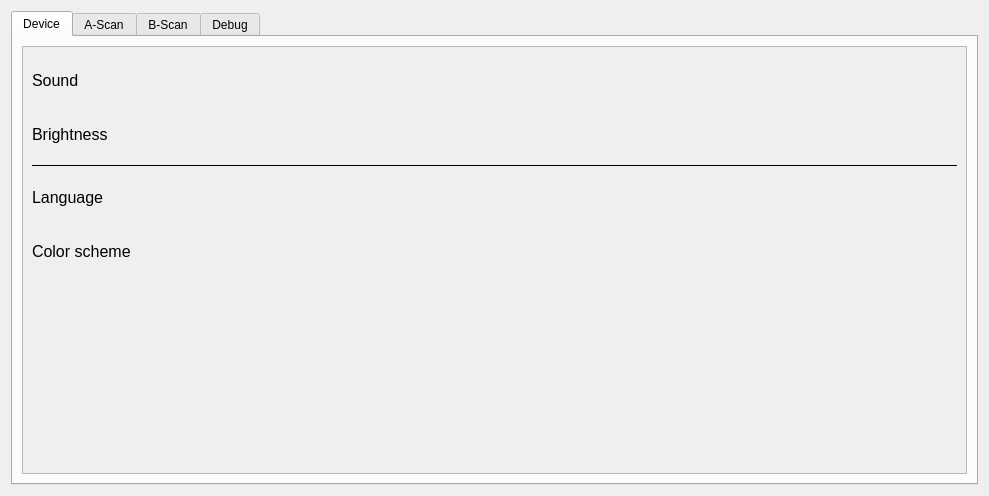
This is ui/optionswidget.ui in dmitry64/av20 as Qt 5 draws it before an edit. The edited form follows.
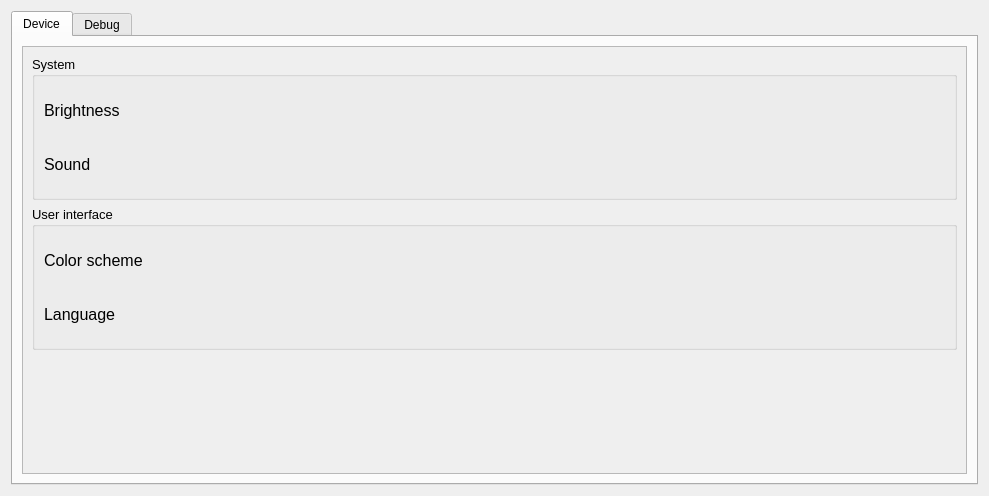
This is the edited form. Icons and pictures are not drawn. Custom widgets are drawn as their Qt base class.

Diff of the .ui file:
```diff
--- a/ui/optionswidget.ui
+++ b/ui/optionswidget.ui
@@ -70,34 +70,16 @@
             </property>
             <layout class="QVBoxLayout" name="verticalLayout_5">
              <item>
-              <layout class="QHBoxLayout" name="horizontalLayout_3">
-               <property name="bottomMargin">
-                <number>0</number>
-               </property>
-               <item>
-                <widget class="QLabel" name="label">
+              <widget class="QGroupBox" name="groupBox">
                  <property name="font">
                   <font>
-                   <pointsize>12</pointsize>
-                  </font>
-                 </property>
-                 <property name="text">
-                  <string>Sound</string>
-                 </property>
-                </widget>
-               </item>
-               <item>
-                <widget class="TouchSpinBox" name="soundWidget" native="true">
-                 <property name="minimumSize">
-                  <size>
-                   <width>0</width>
-                   <height>48</height>
-                  </size>
-                 </property>
-                </widget>
-               </item>
-              </layout>
-             </item>
+                 <pointsize>10</pointsize>
+                </font>
+               </property>
+               <property name="title">
+                <string>System</string>
+               </property>
+               <layout class="QVBoxLayout" name="verticalLayout_8">
              <item>
               <layout class="QHBoxLayout" name="horizontalLayout_4">
                <property name="bottomMargin">
@@ -128,34 +110,24 @@
               </layout>
              </item>
              <item>
-              <widget class="Line" name="line">
-               <property name="frameShadow">
-                <enum>QFrame::Plain</enum>
-               </property>
-               <property name="orientation">
-                <enum>Qt::Horizontal</enum>
-               </property>
-              </widget>
-             </item>
-             <item>
-              <layout class="QHBoxLayout" name="horizontalLayout_5">
+                 <layout class="QHBoxLayout" name="horizontalLayout_3">
                <property name="bottomMargin">
                 <number>0</number>
                </property>
                <item>
-                <widget class="QLabel" name="label_3">
+                   <widget class="QLabel" name="label">
                  <property name="font">
                   <font>
                    <pointsize>12</pointsize>
                   </font>
                  </property>
                  <property name="text">
-                  <string>Language</string>
+                     <string>Sound</string>
                  </property>
                 </widget>
                </item>
                <item>
-                <widget class="TouchSpinBoxString" name="languageWidget" native="true">
+                   <widget class="TouchSpinBox" name="soundWidget" native="true">
                  <property name="minimumSize">
                   <size>
                    <width>0</width>
@@ -166,6 +138,20 @@
                </item>
               </layout>
              </item>
+               </layout>
+              </widget>
+             </item>
+             <item>
+              <widget class="QGroupBox" name="groupBox_2">
+               <property name="font">
+                <font>
+                 <pointsize>10</pointsize>
+                </font>
+               </property>
+               <property name="title">
+                <string>User interface</string>
+               </property>
+               <layout class="QVBoxLayout" name="verticalLayout_9">
              <item>
               <layout class="QHBoxLayout" name="horizontalLayout_6">
                <property name="bottomMargin">
@@ -196,6 +182,38 @@
               </layout>
              </item>
              <item>
+                 <layout class="QHBoxLayout" name="horizontalLayout_5">
+                  <property name="bottomMargin">
+                   <number>0</number>
+                  </property>
+                  <item>
+                   <widget class="QLabel" name="label_3">
+                    <property name="font">
+                     <font>
+                      <pointsize>12</pointsize>
+                     </font>
+                    </property>
+                    <property name="text">
+                     <string>Language</string>
+                    </property>
+                   </widget>
+                  </item>
+                  <item>
+                   <widget class="TouchSpinBoxString" name="languageWidget" native="true">
+                    <property name="minimumSize">
+                     <size>
+                      <width>0</width>
+                      <height>48</height>
+                     </size>
+                    </property>
+                   </widget>
+                  </item>
+                 </layout>
+                </item>
+               </layout>
+              </widget>
+             </item>
+             <item>
               <spacer name="verticalSpacer_2">
                <property name="orientation">
                 <enum>Qt::Vertical</enum>
@@ -203,7 +221,7 @@
                <property name="sizeHint" stdset="0">
                 <size>
                  <width>20</width>
-                 <height>164</height>
+                 <height>89</height>
                 </size>
                </property>
               </spacer>
@@ -214,62 +232,6 @@
          </item>
         </layout>
        </widget>
-       <widget class="QWidget" name="ascan">
-        <attribute name="icon">
-         <iconset resource="../resources.qrc">
-          <normaloff>:/icons/resources/icons/sys_icon_zoom_in.png</normaloff>:/icons/resources/icons/sys_icon_zoom_in.png</iconset>
-        </attribute>
-        <attribute name="title">
-         <string>A-Scan</string>
-        </attribute>
-        <layout class="QVBoxLayout" name="verticalLayout_6">
-         <item>
-          <widget class="QScrollArea" name="ascanScrollArea">
-           <property name="widgetResizable">
-            <bool>true</bool>
-           </property>
-           <widget class="QWidget" name="scrollAreaWidgetContents_3">
-            <property name="geometry">
-             <rect>
-              <x>0</x>
-              <y>0</y>
-              <width>945</width>
-              <height>418</height>
-             </rect>
-            </property>
-           </widget>
-          </widget>
-         </item>
-        </layout>
-       </widget>
-       <widget class="QWidget" name="bscan">
-        <attribute name="icon">
-         <iconset resource="../resources.qrc">
-          <normaloff>:/icons/resources/icons/sys_icon_zoom.png</normaloff>:/icons/resources/icons/sys_icon_zoom.png</iconset>
-        </attribute>
-        <attribute name="title">
-         <string>B-Scan</string>
-        </attribute>
-        <layout class="QVBoxLayout" name="verticalLayout_7">
-         <item>
-          <widget class="QScrollArea" name="bscanScrollArea">
-           <property name="widgetResizable">
-            <bool>true</bool>
-           </property>
-           <widget class="QWidget" name="scrollAreaWidgetContents_4">
-            <property name="geometry">
-             <rect>
-              <x>0</x>
-              <y>0</y>
-              <width>945</width>
-              <height>418</height>
-             </rect>
-            </property>
-           </widget>
-          </widget>
-         </item>
-        </layout>
-       </widget>
        <widget class="QWidget" name="tab">
         <attribute name="icon">
          <iconset resource="../resources.qrc">
```
Left out of the diff: 22 changed lines with no effect on the pictures. Lines whose indentation alone changed are shown as unchanged.
